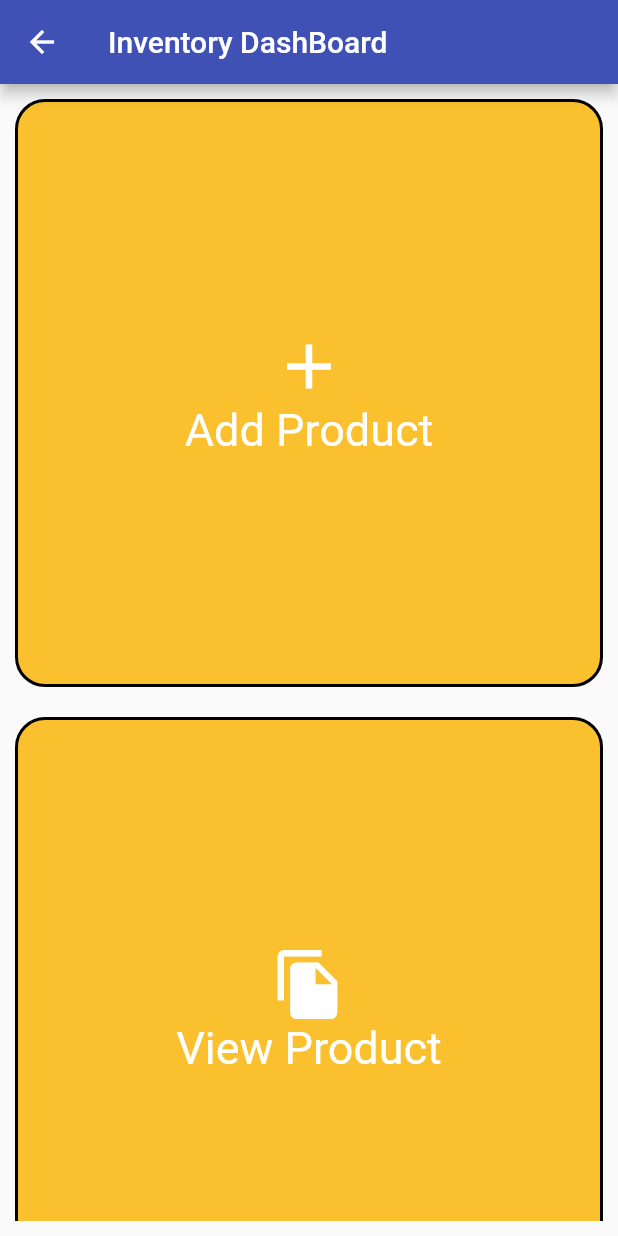
After one commit to ks-nishan/warehouse-app, a Flutter app: the DashBoard screen opened directly, on a phone screen of 412 x 824 dp. The commit adds this screen. Run offline on Flutter 3.47's test engine with Material 2 defaults, Android fonts, the phone set to English and light mode, and no system bars; our stand-ins replace cloud_firestore, firebase_core, permission_handler; missing offline and left inert: qrscan; accounts and stored records are empty.

Commit message:
Coomit from inventory managemnet

```diff
--- a/lib/models/product.dart
+++ b/lib/models/product.dart
@@ -1,4 +1,5 @@
 class Product{
+  String? id;
   String? productId;
   String? productName;
   String? type;
@@ -7,5 +8,5 @@ class Product{
   String? description;
   String? stock;
 
- Product({this.productId,this.productName,this.type,this.uPrice,this.weight,this.description,this.stock});
+ Product({this.id,this.productId,this.productName,this.type,this.uPrice,this.weight,this.description,this.stock});
 }
--- /dev/null
+++ b/lib/screens/Inventory_dashboard.dart
@@ -0,0 +1,70 @@
+import 'package:flutter/material.dart';
+import 'package:flutter/src/widgets/framework.dart';
+import 'package:flutter/src/widgets/placeholder.dart';
+import 'package:warehouse_app/models/product.dart';
+import 'package:warehouse_app/screens/add_product.dart';
+import 'package:warehouse_app/screens/product_list.dart';
+import 'package:warehouse_app/screens/qrScanner.dart';
+
+class DashBoard extends StatefulWidget {
+  const DashBoard({super.key});
+
+  @override
+  State<DashBoard> createState() => _DashBoardState();
+}
+
+class _DashBoardState extends State<DashBoard> {
+  @override
+  Widget build(BuildContext context) {
+    return Scaffold(
+      appBar: AppBar(title:Text("Inventory DashBoard")),
+      body: Container(
+        child:Padding(padding: const EdgeInsets.all(10.0),child: GridView(children: [
+        InkWell(
+          onTap:(){Navigator.push(context, MaterialPageRoute(builder: (context)=>Add_product()));
+          },
+          child: Container(height: 1,width: 1,decoration: BoxDecoration(borderRadius: BorderRadius.circular(20),color: Colors.yellow[700],border: Border.all(
+                color: Colors.black,
+                width: 2,
+              ),),
+          child: Column(
+            mainAxisAlignment: MainAxisAlignment.center,
+            children: [
+            Icon(Icons.add,size:50,color:Colors. white,),
+            Text("Add Product",style: TextStyle(color: Colors.white,fontSize: 30),)
+          ]),),
+        ),
+        InkWell(
+           onTap:(){Navigator.push(context, MaterialPageRoute(builder: (context)=>ListPage()));
+          },
+          child: Container(height: 20,width: 20,decoration: BoxDecoration(borderRadius: BorderRadius.circular(20),color: Colors.yellow[700],border: Border.all(
+                color: Colors.black,
+                width: 2,
+              ),),
+          child: Column(
+            mainAxisAlignment: MainAxisAlignment.center,
+            children: [
+            Icon(Icons.file_copy,size:50,color:Colors. white,),
+            Text("View Product",style: TextStyle(color: Colors.white,fontSize: 30),)
+          ]),),
+        ),
+
+        InkWell(
+           onTap:(){Navigator.push(context, MaterialPageRoute(builder: (context)=>QrScanner()));
+          },
+          child: Container(height: 20,width: 20,decoration: BoxDecoration(borderRadius: BorderRadius.circular(20),color: Colors.yellow[700],border: Border.all(
+                color: Colors.black,
+                width: 2,
+              ),),
+          child: Column(
+            mainAxisAlignment: MainAxisAlignment.center,
+            children: [
+            Icon(Icons.scanner,size:50,color:Colors. white,),
+            Text("QR Scanner",style: TextStyle(color: Colors.white,fontSize: 30),)
+          ]),),
+        ),
+      ],
+      gridDelegate: SliverGridDelegateWithFixedCrossAxisCount(crossAxisCount: 1,mainAxisSpacing: 20,crossAxisSpacing: 20,  childAspectRatio: 1.0,),)),
+     ), );
+  }
+}
--- a/lib/screens/productSingleList.dart
+++ b/lib/screens/productSingleList.dart
@@ -120,7 +120,8 @@ class _AllProduct extends State<AllProduct> {
             (route) => false,
           );
         },
-        child: const Text('View List of Products'));
+        child: const Text('Back')
+        );
     return Scaffold(
       resizeToAvoidBottomInset: false,
       appBar: AppBar(
--- a/pubspec.yaml
+++ b/pubspec.yaml
@@ -36,6 +36,8 @@ dependencies:
   cupertino_icons: ^1.0.2
   firebase_core: ^2.8.0
   cloud_firestore: ^4.4.5
+  permission_handler: ^10.2.0
+  qrscan: ^0.3.3
 
 dev_dependencies:
   flutter_test:
```
Also changed, not shown: lib/screens/Edit_Product.dart (+17 -9 lines), lib/screens/add_product.dart (+13 -13 lines), lib/screens/product_list.dart (+25 -21 lines), lib/screens/qrScanner.dart (added, +48 -0 lines), 1 other file.
